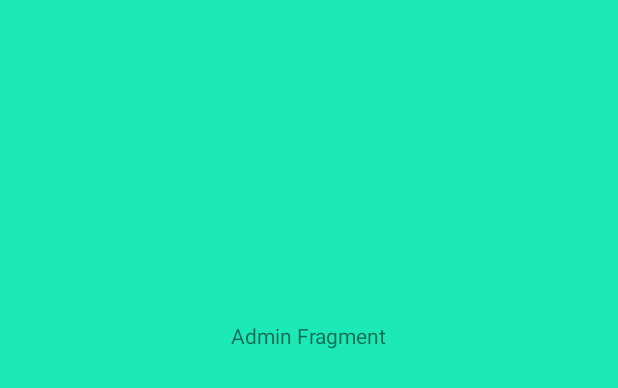
After one commit to SuperLinguini/CS2340, an Android app: the layout fragment_admin.xml on its own in the app's theme, with its tools: preview values and no code run, on a phone screen of 412 x 824 dp. The commit adds this screen. Shown: the top 388 px of the screen. Run offline under Robolectric (Android 15) with nearby library versions, the phone set to English and light mode, and no system bars.

Commit message:
Added rest of fragments.

```diff
--- a/app/src/main/java/tech/milind/cleanwatercrowdsourcing/controllers/ListSourceFragment.java
+++ b/app/src/main/java/tech/milind/cleanwatercrowdsourcing/controllers/ListSourceFragment.java
@@ -15,7 +15,6 @@ import android.view.ViewGroup;
 
 import android.widget.TextView;
 
-import java.util.Collections;
 import java.util.List;
 
 import tech.milind.cleanwatercrowdsourcing.R;
--- a/app/src/main/java/tech/milind/cleanwatercrowdsourcing/controllers/SubmitSourceReportActivity.java
+++ b/app/src/main/java/tech/milind/cleanwatercrowdsourcing/controllers/SubmitSourceReportActivity.java
@@ -5,7 +5,6 @@ import android.content.Intent;
 import android.graphics.Color;
 import android.support.design.widget.FloatingActionButton;
 import android.support.design.widget.Snackbar;
-import android.support.v4.content.ContextCompat;
 import android.support.v7.app.AppCompatActivity;
 import android.os.Bundle;
 import android.util.Log;
--- /dev/null
+++ b/app/src/main/res/layout/fragment_admin.xml
@@ -0,0 +1,15 @@
+<?xml version="1.0" encoding="utf-8"?>
+<RelativeLayout xmlns:android="http://schemas.android.com/apk/res/android"
+    android:orientation="vertical" android:layout_width="match_parent"
+    android:layout_height="match_parent"
+    android:background="#1de9b6">
+
+    <TextView
+        android:id="@+id/textView2"
+        android:layout_width="wrap_content"
+        android:layout_height="wrap_content"
+        android:text="Admin Fragment"
+        android:layout_marginTop="214dp"
+        android:layout_alignParentTop="true"
+        android:layout_centerHorizontal="true" />
+</RelativeLayout>
```
Also changed, not shown: app/src/main/java/tech/milind/cleanwatercrowdsourcing/controllers/FragmentAdmin.java (added, +23 -0 lines), app/src/main/java/tech/milind/cleanwatercrowdsourcing/controllers/FragmentPurity.java (added, +23 -0 lines), app/src/main/java/tech/milind/cleanwatercrowdsourcing/controllers/MainActivity.java (+14 -2 lines), app/src/main/res/layout/fragment_purity.xml (added, +15 -0 lines).
